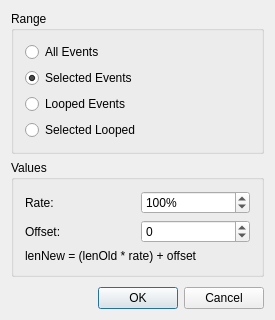
Before: the Qt Designer form muse3/muse/widgets/function_dialogs/gatetimebase.ui in emrum/muse, drawn with Qt 5.
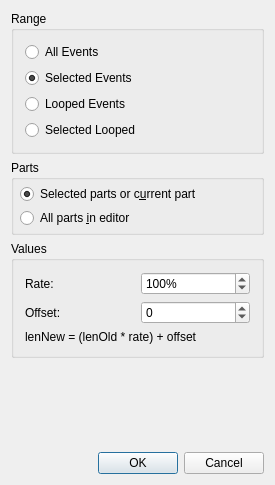
After: the same form once the commit is applied.

What changed in the file:
```diff
--- a/muse3/muse/widgets/function_dialogs/gatetimebase.ui
+++ b/muse3/muse/widgets/function_dialogs/gatetimebase.ui
@@ -7,7 +7,7 @@
     <x>0</x>
     <y>0</y>
     <width>275</width>
-    <height>320</height>
+    <height>485</height>
    </rect>
   </property>
   <property name="windowTitle">
@@ -66,6 +66,53 @@
      </layout>
     </widget>
    </item>
+   <item>
+    <widget class="QGroupBox" name="partsBox">
+     <property name="sizePolicy">
+      <sizepolicy hsizetype="Preferred" vsizetype="Minimum">
+       <horstretch>0</horstretch>
+       <verstretch>0</verstretch>
+      </sizepolicy>
+     </property>
+     <property name="title">
+      <string>Parts</string>
+     </property>
+     <layout class="QVBoxLayout" name="verticalLayout_3">
+      <property name="spacing">
+       <number>4</number>
+      </property>
+      <property name="leftMargin">
+       <number>6</number>
+      </property>
+      <property name="topMargin">
+       <number>4</number>
+      </property>
+      <property name="rightMargin">
+       <number>6</number>
+      </property>
+      <property name="bottomMargin">
+       <number>4</number>
+      </property>
+      <item>
+       <widget class="QRadioButton" name="not_all_parts_button">
+        <property name="text">
+         <string>Selected parts or c&amp;urrent part</string>
+        </property>
+        <property name="checked">
+         <bool>true</bool>
+        </property>
+       </widget>
+      </item>
+      <item>
+       <widget class="QRadioButton" name="all_parts_button">
+        <property name="text">
+         <string>All parts &amp;in editor</string>
+        </property>
+       </widget>
+      </item>
+     </layout>
+    </widget>
+   </item>
    <item>
     <widget class="QGroupBox" name="GroupBox3">
      <property name="title">
```
Left out of the diff: 44 changed lines with no effect on the pictures.
